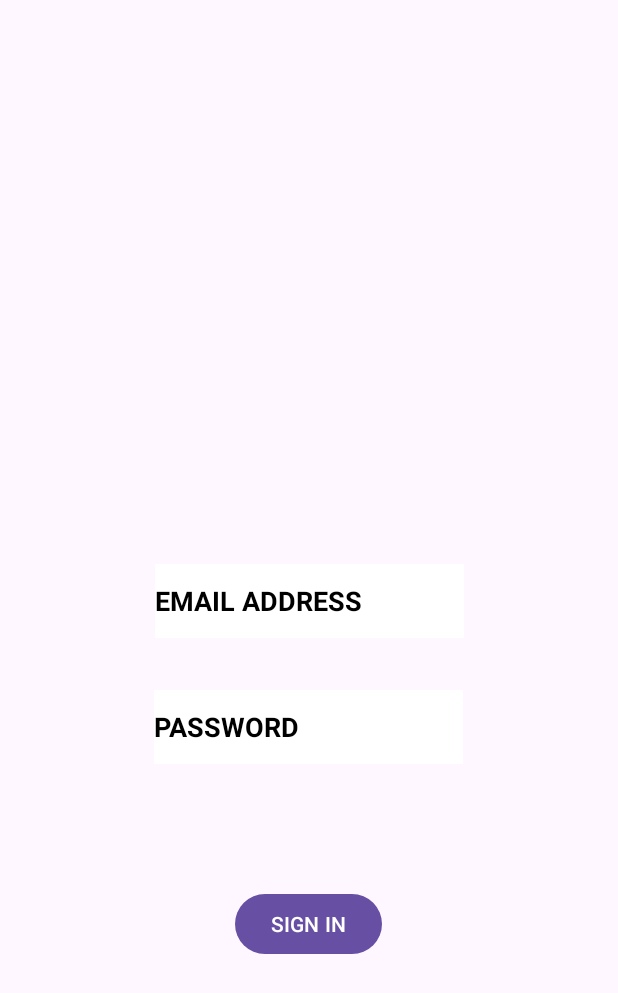
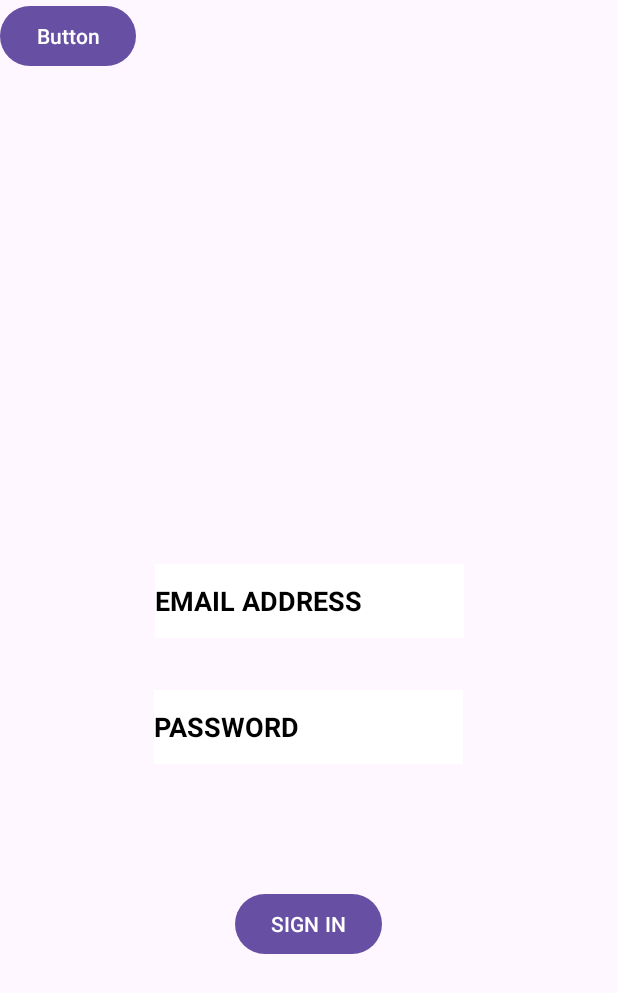
Before and after one commit to ritikbhatt20/Innotech, an Android app: the screen it shows after launch (MainActivity), on a phone screen of 412 x 824 dp. Shown: the top 993 px of the screen. Run offline under Robolectric (Android 15) with nearby library versions, the phone set to English and light mode, and no system bars.

Commit message:
Third commit by Ananya

```diff
--- a/app/src/main/res/layout/activity_main.xml
+++ b/app/src/main/res/layout/activity_main.xml
@@ -61,5 +61,13 @@
         app:layout_constraintVertical_bias="0.31"
         tools:ignore="MissingConstraints" />
 
+    <Button
+        android:id="@+id/button2"
+        android:layout_width="wrap_content"
+        android:layout_height="wrap_content"
+        android:text="Button"
+        tools:layout_editor_absoluteX="137dp"
+        tools:layout_editor_absoluteY="184dp" />
+
 
 </androidx.constraintlayout.widget.ConstraintLayout>
```
